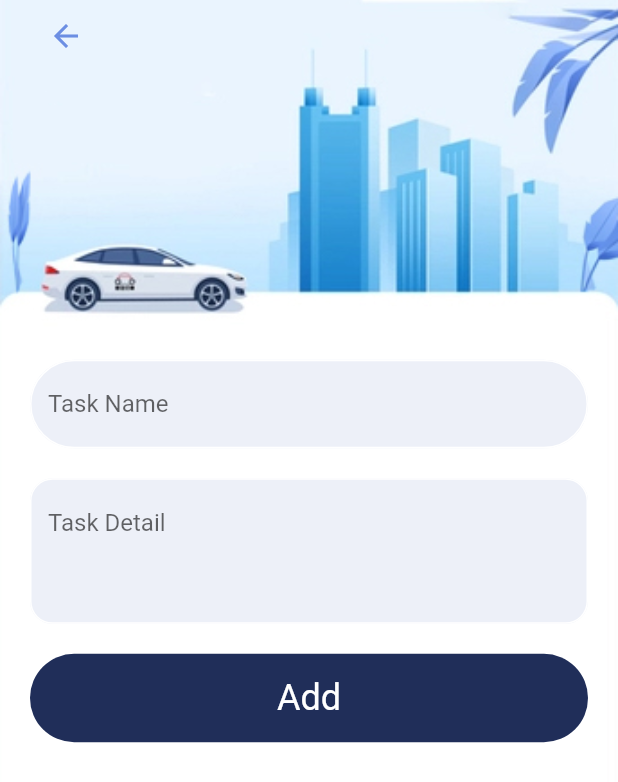
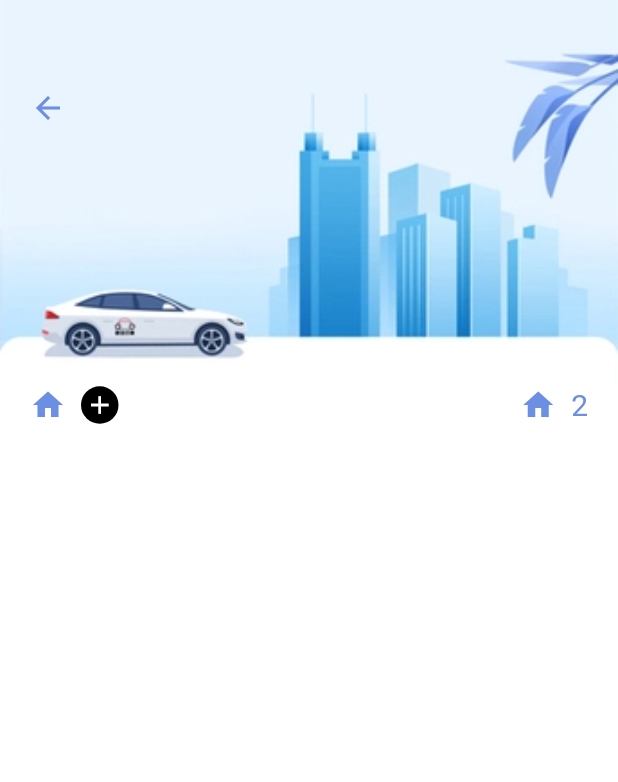
Before and after one commit to ThakshilaJayathilake/task-scheduler, a Flutter app: the screen it shows after launch, on a phone screen of 412 x 824 dp. Shown: the top 782 px of the screen. Run offline on Flutter 3.47's test engine with Material 2 defaults, Android fonts, the phone set to English and light mode, and no system bars.

Commit message:
UI All task features

```diff
--- a/flutter_golang/lib/main.dart
+++ b/flutter_golang/lib/main.dart
@@ -1,5 +1,6 @@
 import 'package:flutter/material.dart';
 import 'package:flutter_golang_yt/screens/add_task.dart';
+import 'package:flutter_golang_yt/screens/all_tasks.dart';
 import 'package:flutter_golang_yt/screens/home_screen.dart';
 
 void main() {
@@ -18,7 +19,7 @@ class MyApp extends StatelessWidget {
       theme: ThemeData(
         primarySwatch: Colors.blue,
       ),
-      home: const AddTask(),
+      home: const AllTasks(),
     );
   }
 }
--- /dev/null
+++ b/flutter_golang/lib/screens/all_tasks.dart
@@ -0,0 +1,57 @@
+import 'package:flutter/material.dart';
+import 'package:flutter_golang_yt/colors/app_colors.dart';
+
+class AllTasks extends StatelessWidget {
+  const AllTasks({Key? key}) : super(key: key);
+
+  @override
+  Widget build(BuildContext context) {
+    return Scaffold(
+      backgroundColor: Colors.white,
+      body: Column(
+        children: [
+          Container(
+            padding: const EdgeInsets.only(left: 20, top: 60),
+            alignment: Alignment.topLeft,
+            child: Icon(Icons.arrow_back, color: AppColors.secondaryColor,),
+            width: double.maxFinite,
+            height: MediaQuery.of(context).size.height/3.2,
+            decoration: const BoxDecoration(
+              image: DecorationImage(
+              fit: BoxFit.cover,
+                  image: AssetImage(
+                      "assets/header1.jpg"
+                  )
+              )
+            ),
+          ),
+          Container(
+            padding: const EdgeInsets.only(left: 20, right: 20),
+            child: Row(
+              children: [
+                Icon(Icons.home, color: AppColors.secondaryColor,),
+                SizedBox(width: 10,),
+                Container(
+                  child: Icon(Icons.add, color: Colors.white, size: 20,),
+                  width: 25,
+                    height: 25,
+                  decoration: BoxDecoration(
+                    borderRadius: BorderRadius.circular(12.5),
+                    color: Colors.black
+                  ),
+                ),
+                Expanded(child: Container()),
+                Icon(Icons.home, color: AppColors.secondaryColor,),
+                SizedBox(width: 10,),
+                Text("2", style: TextStyle(
+                  fontSize: 20,
+                  color: AppColors.secondaryColor
+                ),)
+              ],
+            ),
+          )
+        ],
+    ),
+    );
+  }
+}
```
